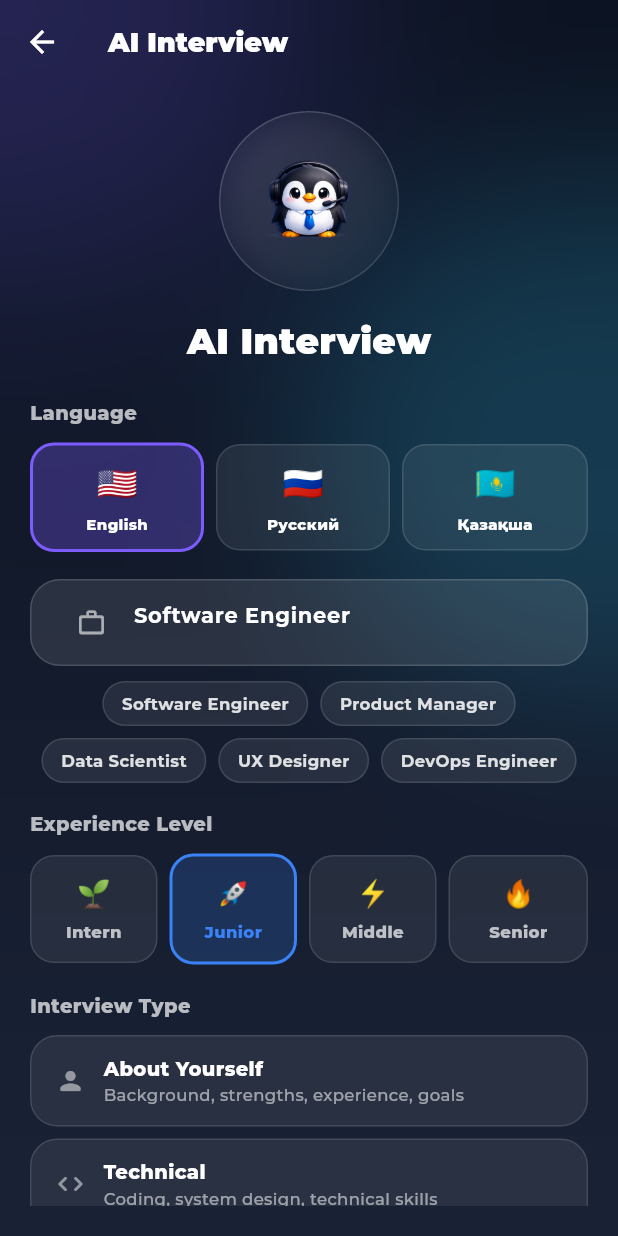
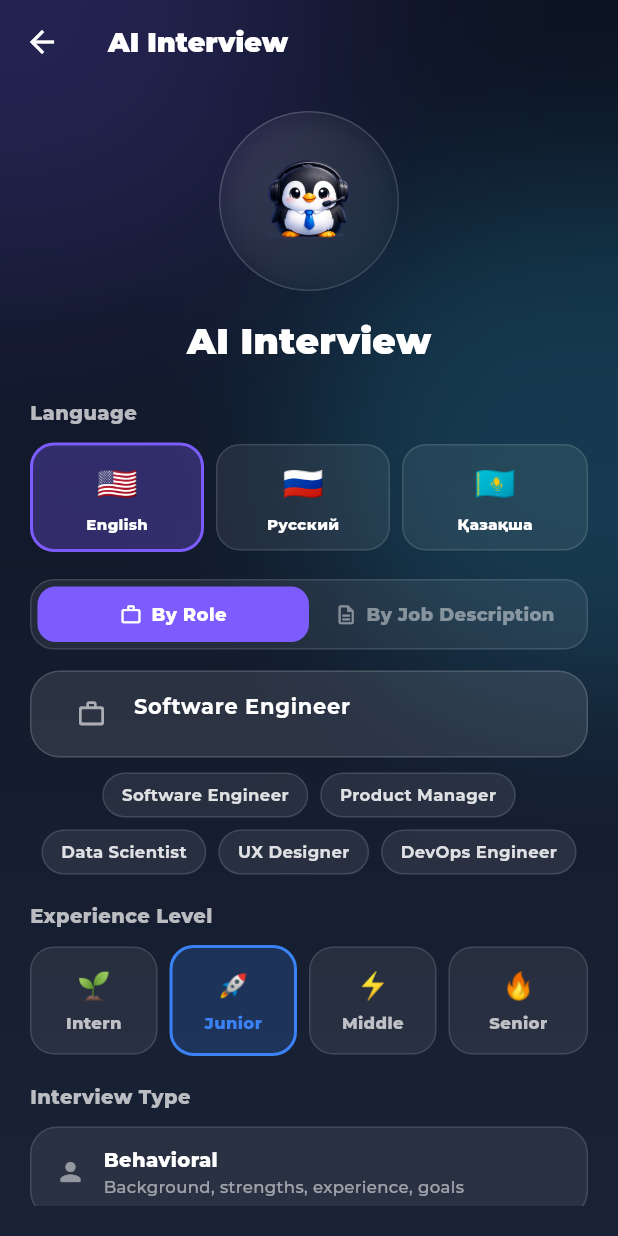
Before and after one commit to dfacee11/DayindAI-Diploma-Project-, a Flutter app: the _AiInterviewView screen opened directly, on a phone screen of 412 x 824 dp. Run offline on Flutter 3.47's test engine with Material 3 defaults, Android fonts, the phone set to English and light mode, and no system bars; our stand-ins replace cloud_firestore, cloud_functions, file_picker, firebase_auth, firebase_core, google_fonts and 3 more; missing offline and left inert: record; accounts and stored records are empty.

Commit message:
added choose questions with job description in AI interview page

```diff
--- a/lib/AIInterview/ai_interview_page.dart
+++ b/lib/AIInterview/ai_interview_page.dart
@@ -28,7 +28,6 @@ class _AiInterviewView extends StatelessWidget {
   Widget build(BuildContext context) {
     final p = context.watch<VoiceInterviewProvider>();
 
-    // ── Анализ идёт — красивый loading экран ──
     if (p.isAnalyzing) {
       return InterviewAnalyzingScreen(
         jobRole: p.jobRole,
@@ -36,7 +35,6 @@ class _AiInterviewView extends StatelessWidget {
       );
     }
 
-    // ── Анализ завершён ──
     if (p.isFinished && p.feedback != null) {
       return FeedbackPage(
         feedback: p.feedback!,
--- a/lib/AIInterview/interview_service.dart
+++ b/lib/AIInterview/interview_service.dart
@@ -20,6 +20,7 @@ class InterviewService {
     required String levelHint,
     required int questionIndex,
     required int totalQuestions,
+    String? jobDescription,
   }) async {
     final result = await _functions.httpsCallable('interviewChat').call({
       'messages': messages,
@@ -29,6 +30,7 @@ class InterviewService {
       'levelHint': levelHint,
       'questionIndex': questionIndex,
       'totalQuestions': totalQuestions,
+      if (jobDescription != null) 'jobDescription': jobDescription,
     });
     return Map<String, dynamic>.from(result.data);
   }
@@ -45,12 +47,14 @@ class InterviewService {
     required String jobRole,
     required String languageInstruction,
     required String level,
+    String? jobDescription,
   }) async {
     final result = await _functions.httpsCallable('interviewFeedback').call({
       'messages': messages,
       'jobRole': jobRole,
       'languageInstruction': languageInstruction,
       'level': level,
+      if (jobDescription != null) 'jobDescription': jobDescription,
     });
     return Map<String, dynamic>.from(result.data);
   }
--- a/lib/AIInterview/widgets/intro_ui.dart
+++ b/lib/AIInterview/widgets/intro_ui.dart
@@ -12,19 +12,19 @@ extension InterviewTypeExt on InterviewType {
     switch (lang) {
       case InterviewLanguage.russian:
         switch (this) {
-          case InterviewType.behavioral: return "О себе";
+          case InterviewType.behavioral: return "Behavioral";
           case InterviewType.technical:  return "Техническое";
           case InterviewType.mixed:      return "Смешанное";
         }
       case InterviewLanguage.kazakh:
         switch (this) {
-          case InterviewType.behavioral: return "Өзің туралы";
+          case InterviewType.behavioral: return "Behavioral";
           case InterviewType.technical:  return "Техникалық";
           case InterviewType.mixed:      return "Аралас";
         }
       default:
         switch (this) {
-          case InterviewType.behavioral: return "About Yourself";
+          case InterviewType.behavioral: return "Behavioral";
           case InterviewType.technical:  return "Technical";
           case InterviewType.mixed:      return "Mixed";
         }
@@ -147,6 +147,24 @@ extension InterviewLanguageExt on InterviewLanguage {
     InterviewLanguage.kazakh  => "Лауазым...",
   };
 
+  String get jdPlaceholder => switch (this) {
+    InterviewLanguage.english => "Paste job description here...",
+    InterviewLanguage.russian => "Вставьте описание вакансии сюда...",
+    InterviewLanguage.kazakh  => "Жұмыс сипаттамасын осюда қойыңыз...",
+  };
+
+  String get byRoleLabel => switch (this) {
+    InterviewLanguage.english => "By Role",
+    InterviewLanguage.russian => "По должности",
+    InterviewLanguage.kazakh  => "Лауазым бойынша",
+  };
+
+  String get byJdLabel => switch (this) {
+    InterviewLanguage.english => "By Job Description",
+    InterviewLanguage.russian => "По вакансии",
+    InterviewLanguage.kazakh  => "Вакансия бойынша",
+  };
+
   String get interviewTypeLabel => switch (this) {
     InterviewLanguage.english => "Interview Type",
     InterviewLanguage.russian => "Тип интервью",
@@ -186,6 +204,7 @@ class IntroUI extends StatefulWidget {
     int questionCount,
     InterviewLanguage language,
     ExperienceLevel level,
+    String? jobDescription,
   ) onStart;
 
   const IntroUI({super.key, required this.onStart});
@@ -196,10 +215,13 @@ class IntroUI extends StatefulWidget {
 
 class _IntroUIState extends State<IntroUI> {
   final _roleController = TextEditingController(text: 'Software Engineer');
+  final _jdController   = TextEditingController();
+
   InterviewType     _selectedType     = InterviewType.mixed;
   InterviewLanguage _selectedLanguage = InterviewLanguage.english;
   ExperienceLevel   _selectedLevel    = ExperienceLevel.junior;
-  int _questionCount = 7;
+  int  _questionCount = 7;
+  bool _useJd         = false; // false = By Role, true = By JD
 
   List<String> get _presets => switch (_selectedLanguage) {
     InterviewLanguage.russian => ['Разработчик ПО', 'Продакт-менеджер', 'Дата-сайентист', 'UX дизайнер', 'DevOps инженер'],
@@ -210,6 +232,7 @@ class _IntroUIState extends State<IntroUI> {
   @override
   void dispose() {
     _roleController.dispose();
+    _jdController.dispose();
     super.dispose();
   }
 
@@ -263,7 +286,26 @@ class _IntroUIState extends State<IntroUI> {
 
             const SizedBox(height: 18),
 
-            // ── JOB ROLE ──
+            // ── MODE SWITCHER: By Role / By JD (только для Technical и Mixed) ──
+            if (_selectedType != InterviewType.behavioral) Container(
+              decoration: BoxDecoration(
+                color: Colors.white.withValues(alpha: 0.07),
+                borderRadius: BorderRadius.circular(16),
+                border: Border.all(color: Colors.white.withValues(alpha: 0.12)),
+              ),
+              padding: const EdgeInsets.all(4),
+              child: Row(
+                children: [
+                  _modeTab(lang.byRoleLabel, Icons.work_outline_rounded, false),
+                  _modeTab(lang.byJdLabel, Icons.description_outlined, true),
+                ],
+              ),
+            ),
+
+            const SizedBox(height: 14),
+
+            // ── BY ROLE MODE ──
+            if (!_useJd) ...[
               Container(
                 decoration: BoxDecoration(
                   color: Colors.white.withValues(alpha: 0.1),
@@ -335,6 +377,47 @@ class _IntroUIState extends State<IntroUI> {
                   );
                 }).toList(),
               ),
+            ],
+
+            // ── BY JD MODE ──
+            if (_useJd) ...[
+              Container(
+                decoration: BoxDecoration(
+                  color: Colors.white.withValues(alpha: 0.07),
+                  borderRadius: BorderRadius.circular(20),
+                  border: Border.all(color: Colors.white.withValues(alpha: 0.15)),
+                ),
+                padding: const EdgeInsets.symmetric(horizontal: 16, vertical: 12),
+                child: TextField(
+                  controller: _jdController,
+                  maxLines: 7,
+                  style: GoogleFonts.montserrat(color: Colors.white, fontWeight: FontWeight.w500, fontSize: 13, height: 1.5),
+                  decoration: InputDecoration(
+                    border: InputBorder.none,
+                    hintText: lang.jdPlaceholder,
+                    hintStyle: GoogleFonts.montserrat(color: Colors.white.withValues(alpha: 0.35), fontSize: 13),
+                  ),
+                ),
+              ),
+              const SizedBox(height: 8),
+              // Подсказка
+              Row(
+                children: [
+                  Icon(Icons.info_outline_rounded, size: 14, color: Colors.white.withValues(alpha: 0.4)),
+                  const SizedBox(width: 6),
+                  Expanded(
+                    child: Text(
+                      _selectedLanguage == InterviewLanguage.russian
+                          ? "AI проанализирует вакансию и задаст релевантные вопросы"
+                          : _selectedLanguage == InterviewLanguage.kazakh
+                              ? "AI вакансияны талдап, тиісті сұрақтар қояды"
+                              : "AI will analyze the job posting and ask relevant questions",
+                      style: GoogleFonts.montserrat(fontSize: 11, fontWeight: FontWeight.w500, color: Colors.white.withValues(alpha: 0.4)),
+                    ),
+                  ),
+                ],
+              ),
+            ], // end if (_selectedType != behavioral)
 
             const SizedBox(height: 18),
 
@@ -376,7 +459,7 @@ class _IntroUIState extends State<IntroUI> {
 
             const SizedBox(height: 16),
 
-            // ── QUESTION COUNT ──
+            // ── QUESTIONS COUNT ──
             _sectionLabel(lang.questionsLabel),
             const SizedBox(height: 10),
             Row(
@@ -416,9 +499,16 @@ class _IntroUIState extends State<IntroUI> {
               height: 54,
               child: ElevatedButton(
                 onPressed: () {
+                  if (_useJd) {
+                    final jd = _jdController.text.trim();
+                    if (jd.isEmpty) return;
+                    // Передаём JD как jobRole тоже (для отображения)
+                    widget.onStart('Custom Role', _selectedType, _questionCount, _selectedLanguage, _selectedLevel, jd);
+                  } else {
                     final role = _roleController.text.trim();
                     if (role.isEmpty) return;
-                  widget.onStart(role, _selectedType, _questionCount, _selectedLanguage, _selectedLevel);
+                    widget.onStart(role, _selectedType, _questionCount, _selectedLanguage, _selectedLevel, null);
+                  }
                 },
                 style: ElevatedButton.styleFrom(
                   backgroundColor: const Color(0xFF7C5CFF),
@@ -437,6 +527,30 @@ class _IntroUIState extends State<IntroUI> {
               ),
             ),
           ],
+        ),
+      ),
+    );
+  }
+
+  Widget _modeTab(String label, IconData icon, bool isJd) {
+    final selected = _useJd == isJd;
+    return Expanded(
+      child: GestureDetector(
+        onTap: () => setState(() => _useJd = isJd),
+        child: Container(
+          padding: const EdgeInsets.symmetric(vertical: 10),
+          decoration: BoxDecoration(
+            color: selected ? const Color(0xFF7C5CFF) : Colors.transparent,
+            borderRadius: BorderRadius.circular(12),
+          ),
+          child: Row(
+            mainAxisAlignment: MainAxisAlignment.center,
+            children: [
+              Icon(icon, size: 15, color: selected ? Colors.white : Colors.white.withValues(alpha: 0.45)),
+              const SizedBox(width: 6),
+              Text(label, style: GoogleFonts.montserrat(fontSize: 12, fontWeight: FontWeight.w800, color: selected ? Colors.white : Colors.white.withValues(alpha: 0.45))),
+            ],
+          ),
         ),
       ),
     );
```
Also changed, not shown: lib/AIInterview/voice_interview_provider.dart (+26 -16 lines). Lines whose indentation alone changed are shown as unchanged.
